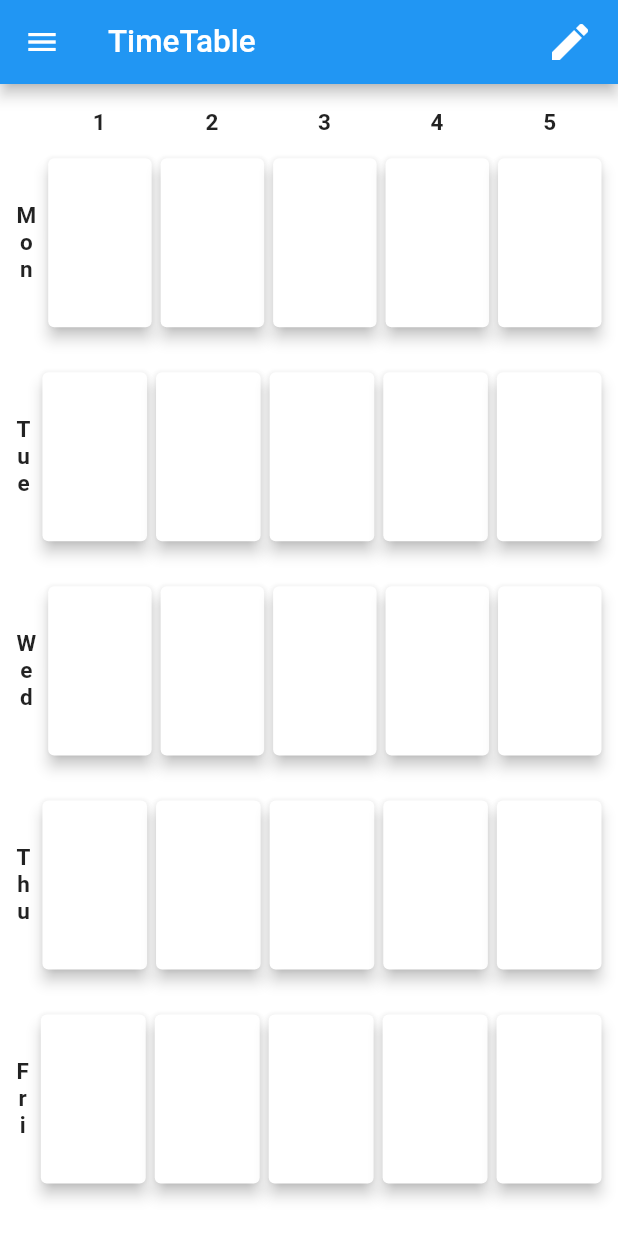
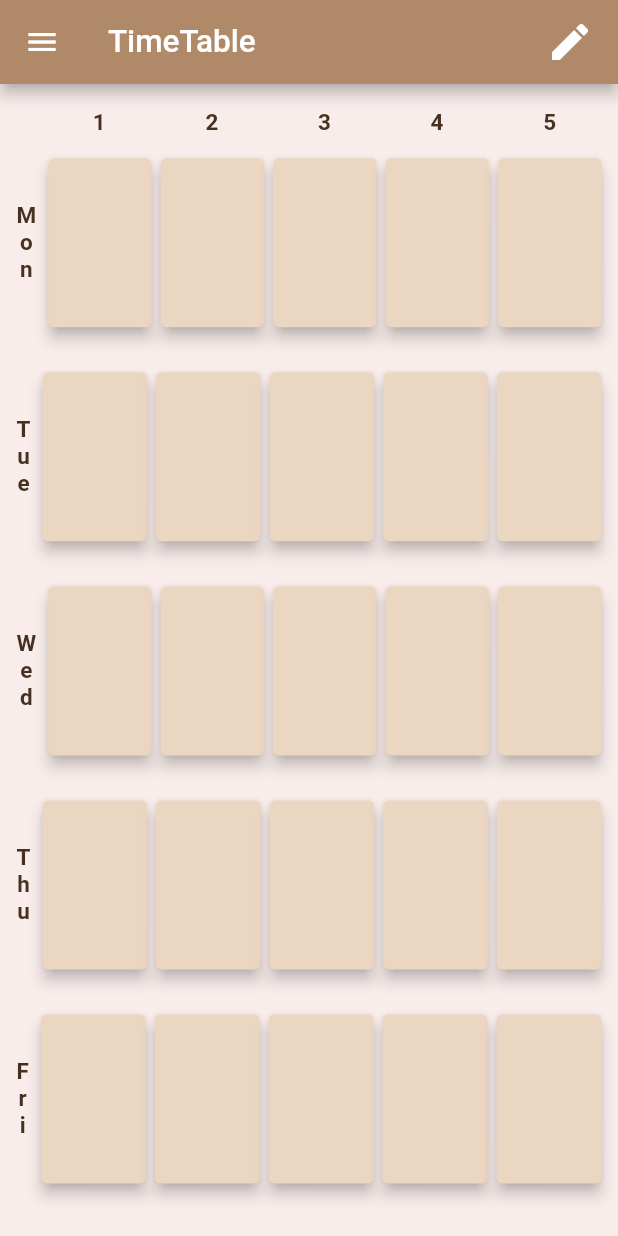
Before and after one commit to fztkm/nitechMap, a Flutter app: the screen it shows after launch, item 2 of the bottom bar chosen, after a tap on the "apps" icon, on a phone screen of 412 x 824 dp. Run offline on Flutter 3.47's test engine with Material 2 defaults, Android fonts, the phone set to English and light mode, and no system bars; our stand-ins replace flutter_svg, package_info, photo_view, sqflite; accounts and stored records are empty.

Commit message:
全体の色を整えた

```diff
--- a/lib/main.dart
+++ b/lib/main.dart
@@ -1,3 +1,4 @@
+import 'package:flutter/cupertino.dart';
 import 'package:flutter/material.dart';
 import 'package:flutter_localizations/flutter_localizations.dart';
 import 'screens/databasetest_screen.dart';
@@ -20,7 +21,11 @@ class NitechMap extends StatelessWidget {
       create: (context) => TimeTable(),
       child: MaterialApp(
         theme: ThemeData(
-          accentColor: Colors.amber[400],
+          accentColor: Color(0xff90e0ef),
+          scaffoldBackgroundColor: Color(0xfff8edeb),
+          iconTheme: IconThemeData(color: Color(0xff7f5539)),
+          primaryColor: Color(0xffb08968),
+          appBarTheme: AppBarTheme(backgroundColor: Color(0xffb08968))
         ),
         locale: locale,
         localizationsDelegates: const [
--- a/lib/screens/map_screen.dart
+++ b/lib/screens/map_screen.dart
@@ -97,7 +97,6 @@ class _MapScreenState extends State<MapScreen> {
   Widget build(BuildContext context) {
     Color primaryColor = Theme.of(context).primaryColor;
     return Scaffold(
-      backgroundColor: Colors.white,
       appBar: AppBar(
         title: const Text('Nitech Map'),
       ),
@@ -108,7 +107,7 @@ class _MapScreenState extends State<MapScreen> {
             Container(
               child: PhotoView.customChild(
                 child: SvgPicture.asset(svgPhoto),
-                backgroundDecoration: const BoxDecoration(color: Colors.white),
+                backgroundDecoration: BoxDecoration(color: Theme.of(context).scaffoldBackgroundColor),
                 customSize: MediaQuery.of(context).size * 2.2,
               ),
             ),
@@ -121,42 +120,38 @@ class _MapScreenState extends State<MapScreen> {
                   child: Container(
                     padding: const EdgeInsets.all(5),
                     decoration: BoxDecoration(
+                        color: const Color(0xffB99679),
                         borderRadius: BorderRadius.circular(8),
-                        border: Border.all(color: primaryColor, width: 2)),
+                        border: Border.all(color: Colors.white38, width: 2)),
                     child: Column(
                       children: [
                         Container(
-                            decoration: BoxDecoration(
+                            decoration:const BoxDecoration(
                               border: Border(
-                                bottom: BorderSide(color: primaryColor),
+                                bottom: BorderSide(color: Colors.white),
                               ),
                             ),
                             child: Padding(
                               padding:
                                   const EdgeInsets.symmetric(vertical: 3.0),
-                              child: Text(timeInfo),
+                              child: Text(timeInfo, style: const TextStyle(color: Colors.white)),
                             )),
                         Container(
                           width: name.length > 10 ? MediaQuery.of(context).size.width * 0.4 : null,
-                            decoration: BoxDecoration(
+                            decoration:const BoxDecoration(
                               border: Border(
-                                bottom: BorderSide(color: primaryColor),
+                                bottom: BorderSide(color: Colors.white),
                               ),
                             ),
                             child: Padding(
                               padding:
                                   const EdgeInsets.symmetric(vertical: 3.0),
-                              child: Text(name, style: TextStyle(overflow: TextOverflow.ellipsis),textAlign: TextAlign.center,), // 講義名
+                              child: Text(name, style: const TextStyle(overflow: TextOverflow.ellipsis, color: Colors.white),textAlign: TextAlign.center,), // 講義名
                             )),
                         Container(
-                            // decoration: BoxDecoration(
-                            //   border: Border(
-                            //     bottom: BorderSide(color: primaryColor),
-                            //   ),
-                            // ),
                             child: Padding(
                           padding: const EdgeInsets.symmetric(vertical: 3.0),
-                          child: Text(className), // 講義室名
+                          child: Text(className, style: const TextStyle(color: Colors.white)), // 講義室名
                         )),
                       ],
                     ),
@@ -170,8 +165,7 @@ class _MapScreenState extends State<MapScreen> {
       bottomNavigationBar: BottomNavigationBar(
           backgroundColor: Theme.of(context).primaryColor,
           unselectedItemColor: Colors.white,
-          selectedIconTheme: IconThemeData(color: Colors.amber),
-          selectedLabelStyle: TextStyle(color: Colors.amber),
+          selectedIconTheme: IconThemeData(color: Theme.of(context).accentColor),
           items: const <BottomNavigationBarItem>[
             BottomNavigationBarItem(
               icon: const Icon(Icons.arrow_drop_down_circle_outlined),
@@ -185,7 +179,7 @@ class _MapScreenState extends State<MapScreen> {
             ),
           ],
           currentIndex: currentIndex,
-          selectedItemColor: Colors.amber[800],
+          selectedItemColor: Theme.of(context).accentColor,
           onTap: (index) {
             changePhoto(index);
           }),
--- a/lib/screens/timetable_screen.dart
+++ b/lib/screens/timetable_screen.dart
@@ -33,6 +33,7 @@ class TimeTableScreen extends StatelessWidget {
     );
   }
 
+  //講義名と講義室番号を表示するカード
   List<Expanded> classroomCards(int dayOfWeek, TimeTable table) {
     DayOfWeek? day = intToDayOfWeek(dayOfWeek);
     List<dynamic> tableData = table.timetable()[day] as List<dynamic>;
@@ -47,12 +48,13 @@ class TimeTableScreen extends StatelessWidget {
         flex: 3,
         child: Card(
           margin:const EdgeInsets.symmetric(vertical: 15, horizontal: 3),
+          color: const Color(0xffEBD6C1),
           child: Column(
             mainAxisAlignment: MainAxisAlignment.center,
             children: [
               Text(
                 className,
-                style: const TextStyle(fontSize: 12),
+                style: const TextStyle(fontSize: 12, color: Color(0xff463020), fontWeight: FontWeight.bold),
                 textAlign: TextAlign.center,
                 overflow: TextOverflow.ellipsis,
                 maxLines: 2,
@@ -60,7 +62,7 @@ class TimeTableScreen extends StatelessWidget {
               const SizedBox(height: 10),
               Text(
                 classroom,
-                style: const TextStyle(fontSize: 14),
+                style: const TextStyle(fontSize: 14, color: Color(0xff463020), fontWeight: FontWeight.bold),
                 textAlign: TextAlign.center,
                 overflow: TextOverflow.ellipsis,
                 maxLines: 2,
@@ -73,6 +75,7 @@ class TimeTableScreen extends StatelessWidget {
     });
   }
 
+  //　一覧画面の一行分のタイルを生成
   List<Expanded> tiles(TimeTable timetableData, BuildContext context) {
     return List.generate(5, (index) {
       return Expanded(
@@ -86,7 +89,7 @@ class TimeTableScreen extends StatelessWidget {
                 return Container(
                   child: Text(
                     list[index][i],
-                    style: TextStyle(fontWeight: FontWeight.bold),
+                    style:const TextStyle(fontWeight: FontWeight.bold, color: Color(0xff463020)),
                   ),
                 );
               }),
@@ -106,7 +109,7 @@ class TimeTableScreen extends StatelessWidget {
     final timeTableData = Provider.of<TimeTable>(context, listen: true);
 
     AppBar appBar = AppBar(
-      title: Text('TimeTable'),
+      title: const Text('TimeTable'),
       actions: [
         Padding(
           padding: const EdgeInsets.only(right: 8),
@@ -115,7 +118,7 @@ class TimeTableScreen extends StatelessWidget {
               Icons.edit,
               size: 32,
             ), //don't specify icon if you want 3 dot menu
-            color: Colors.blue,
+            color: Theme.of(context).appBarTheme.backgroundColor,
             itemBuilder: (context) => const[
               PopupMenuItem<int>(
                 value: 0,
@@ -164,11 +167,11 @@ class TimeTableScreen extends StatelessWidget {
     );
     return Scaffold(
       appBar: appBar,
-      drawer: MainDrawer(),
-      backgroundColor: Colors.white,
+      drawer: const MainDrawer(),
+
       body: SingleChildScrollView(
         child: Container(
-          padding: EdgeInsets.symmetric(horizontal: 8),
+          padding:const EdgeInsets.symmetric(horizontal: 8),
           height: (MediaQuery.of(context).size.height -
               appBar.preferredSize.height -
               MediaQuery.of(context).padding.top),
@@ -191,7 +194,7 @@ class TimeTableScreen extends StatelessWidget {
                         alignment: Alignment.center,
                         child: Text(
                           (index + 1).toString(),
-                          style: TextStyle(fontWeight: FontWeight.bold),
+                          style: const TextStyle(fontWeight: FontWeight.bold, color: Color(0xff463020)),
                         ),
                       ),
                     ),
@@ -199,7 +202,7 @@ class TimeTableScreen extends StatelessWidget {
                 ],
               ),
               ...tiles(timeTableData, context),
-              SizedBox(
+              const SizedBox(
                 height: 20,
               ),
             ],
--- a/lib/widgets/InputListTile.dart
+++ b/lib/widgets/InputListTile.dart
@@ -46,7 +46,8 @@ class _InputListTileState extends State<InputListTile> {
   Widget build(BuildContext context) {
     return ListTile(
       leading: CircleAvatar(
-        child: Text('${widget.classTime}限'), // 1限　とか
+        child: Text('${widget.classTime}限', style: TextStyle(color: Colors.white),), // 1限　とか
+        backgroundColor: Theme.of(context).iconTheme.color,
       ),
       title: Column(
         children: [
--- a/lib/widgets/main_drawer.dart
+++ b/lib/widgets/main_drawer.dart
@@ -9,6 +9,7 @@ class MainDrawer extends StatelessWidget {
   @override
   Widget build(BuildContext context) {
     return Drawer(
+      backgroundColor: Theme.of(context).scaffoldBackgroundColor,
       child: Column(
         children: [
           AppBar(
@@ -22,16 +23,17 @@ class MainDrawer extends StatelessWidget {
             onPressed: () {
               Navigator.of(context).pushReplacementNamed(MapScreen.id);
             },
-            icon:const Icon(
+            icon: Icon(
               Icons.map,
               size: 30,
+              color: Theme.of(context).iconTheme.color,
             ),
             label: Text(
               'Map',
               style: Theme.of(context)
                   .textTheme
                   .headline6!
-                  .copyWith(color: Theme.of(context).primaryColor),
+                  .copyWith(color: Theme.of(context).iconTheme.color),
             ),
           ),
           const Divider(
@@ -41,16 +43,17 @@ class MainDrawer extends StatelessWidget {
             onPressed: () {
               Navigator.of(context).pushReplacementNamed(TimeTableScreen.id);
             },
-            icon: const Icon(
+            icon: Icon(
               Icons.apps_rounded,
               size: 30,
+              color: Theme.of(context).iconTheme.color,
             ),
             label: Text(
               'TimeTable',
               style: Theme.of(context)
                   .textTheme
                   .headline6!
-                  .copyWith(color: Theme.of(context).primaryColor),
+                  .copyWith(color: Theme.of(context).iconTheme.color),
             ),
           ),
           const Divider(
@@ -67,9 +70,10 @@ class MainDrawer extends StatelessWidget {
                 applicationLegalese: "",
               );
             },
-            icon:const Icon(
+            icon: Icon(
               Icons.info,
               size: 30,
+              color: Theme.of(context).iconTheme.color,
             ),
             label: Text(
               'Licenses',
```
